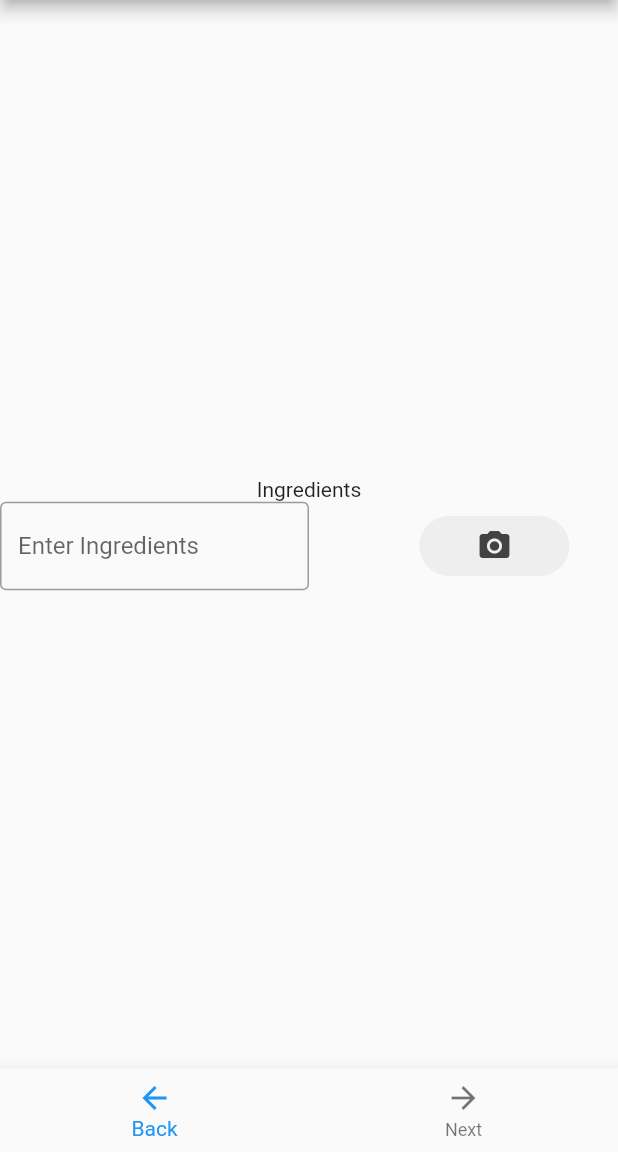
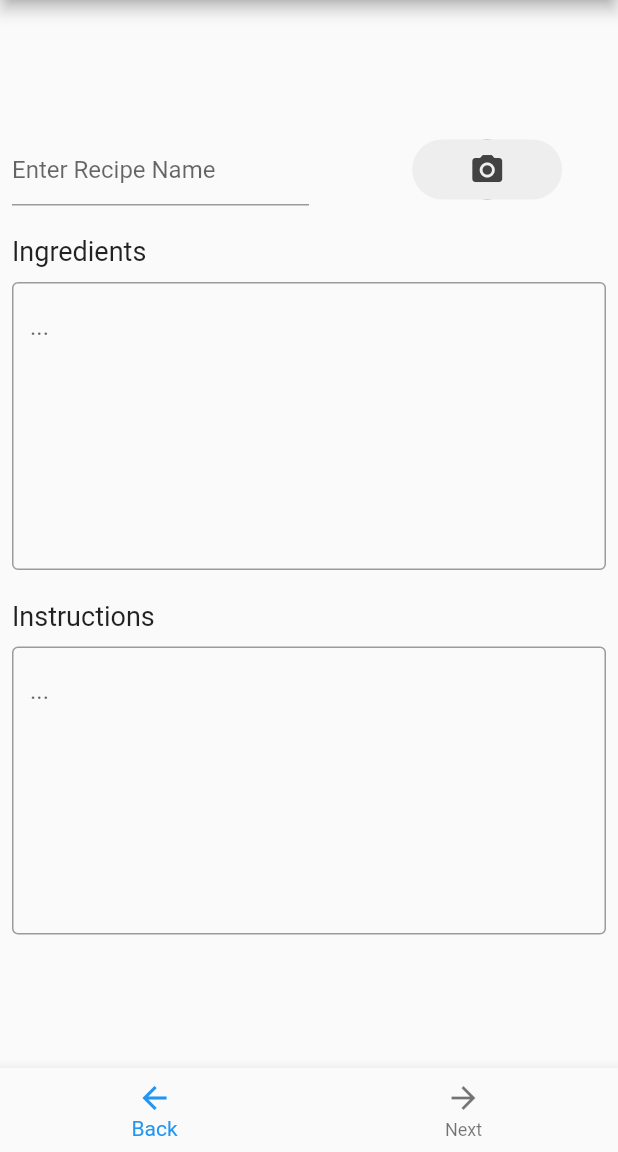
Before and after one commit to kbigelow26/MobileProject, a Flutter app: the CreateRecipeRoute screen opened directly, on a phone screen of 412 x 824 dp, the part 84-1236 px from its top. Run offline on Flutter 3.47's test engine with Material 2 defaults, Android fonts, the phone set to English and light mode, and no system bars; our stand-ins replace image_picker.

Commit message:
changing the styling of create recipe page

```diff
--- a/cookbook_app/lib/main.dart
+++ b/cookbook_app/lib/main.dart
@@ -59,7 +59,9 @@ class _FinishRecipeState extends State<FinishRecipeRoute> {
           } else if (index == 1) {
             Navigator.push(
               context,
-              MaterialPageRoute(builder: (context) => MyHomePage(title: 'Flutter Demo Home Page')),
+              MaterialPageRoute(
+                  builder: (context) =>
+                      MyHomePage(title: 'Flutter Demo Home Page')),
             );
           }
         },
@@ -98,14 +100,12 @@ class _CreateRecipeState extends State<CreateRecipeRoute> {
               ),
             ),
           );
-        }
-    );
+        });
   }
 
   _imgFromCamera() async {
     File image = (await ImagePicker.pickImage(
-        source: ImageSource.camera, imageQuality: 50
-    )) as File;
+        source: ImageSource.camera, imageQuality: 50)) as File;
 
     setState(() {
       _image = image;
@@ -113,9 +113,8 @@ class _CreateRecipeState extends State<CreateRecipeRoute> {
   }
 
   _imgFromGallery() async {
-    File image = (await  ImagePicker.pickImage(
-        source: ImageSource.gallery, imageQuality: 50
-    )) as File;
+    File image = (await ImagePicker.pickImage(
+        source: ImageSource.gallery, imageQuality: 50)) as File;
 
     setState(() {
       _image = image;
@@ -129,23 +128,23 @@ class _CreateRecipeState extends State<CreateRecipeRoute> {
         title: Text("Create a Recipe"),
       ),
       body: Center(
+        child: Padding(
+          padding: const EdgeInsets.all(8.0),
           child: Column(
               mainAxisAlignment: MainAxisAlignment.center,
               children: <Widget>[
-              Text("Ingredients", textAlign: TextAlign.left),
                 Row(children: <Widget>[
                   Expanded(
                       flex: 5,
                       child: TextField(
                         keyboardType: TextInputType.multiline,
                         maxLines: null,
-                      decoration: InputDecoration(
-                          border: const OutlineInputBorder(),
-                          hintText: "Enter Ingredients"),
+                        decoration:
+                            InputDecoration(hintText: "Enter Recipe Name"),
                       )),
                   Expanded(
-                  flex:1,
-                  child: Container(width:0.0,height:0.0),
+                    flex: 1,
+                    child: Container(width: 0.0, height: 0.0),
                   ),
                   Expanded(
                       flex: 4,
@@ -167,7 +166,8 @@ class _CreateRecipeState extends State<CreateRecipeRoute> {
                                 : Container(
                                     decoration: BoxDecoration(
                                         color: Colors.grey[200],
-                                borderRadius: BorderRadius.circular(50)),
+                                        borderRadius:
+                                            BorderRadius.circular(50)),
                                     width: 100,
                                     height: 100,
                                     child: Icon(
@@ -175,10 +175,51 @@ class _CreateRecipeState extends State<CreateRecipeRoute> {
                                       color: Colors.grey[800],
                                     ),
                                   ),
+                          )))
+                ]),
+                Padding(padding: EdgeInsets.only(bottom: 20)),
+                Align(
+                    alignment: Alignment.centerLeft,
+                    child: Text(
+                      "Ingredients",
+                      style: TextStyle(
+                        fontSize: 18.0,
+                      ),
+                    )),
+                Padding(padding: EdgeInsets.only(bottom: 10)),
+                Row(children: <Widget>[
+                  Expanded(
+                    child: TextField(
+                      keyboardType: TextInputType.multiline,
+                      maxLines: 8,
+                      decoration: InputDecoration(
+                          border: const OutlineInputBorder(),
+                          hintText: "..."),
+                    ),
                   )
-                    ))
+                ]),
+                Padding(padding: EdgeInsets.only(bottom: 20)),
+                Align(
+                    alignment: Alignment.centerLeft,
+                    child: Text(
+                      "Instructions",
+                      style: TextStyle(
+                        fontSize: 18.0,
+                      ),
+                    )),
+                Padding(padding: EdgeInsets.only(bottom: 10)),
+                Row(children: <Widget>[
+                  Expanded(
+                      child: TextField(
+                        keyboardType: TextInputType.multiline,
+                        maxLines: 8,
+                        decoration: InputDecoration(
+                            border: const OutlineInputBorder(),
+                            hintText: "..."),
+                  )),
                 ])
               ]),
+        ),
       ),
       bottomNavigationBar: BottomNavigationBar(
         items: const <BottomNavigationBarItem>[
@@ -190,7 +231,9 @@ class _CreateRecipeState extends State<CreateRecipeRoute> {
           if (index == 0) {
             Navigator.push(
               context,
-              MaterialPageRoute(builder: (context) => MyHomePage(title: 'Flutter Demo Home Page')),
+              MaterialPageRoute(
+                  builder: (context) =>
+                      MyHomePage(title: 'Flutter Demo Home Page')),
             );
           } else if (index == 1) {
             Navigator.push(
@@ -239,7 +282,8 @@ class _MyHomePageState extends State<MyHomePage> {
                 onPressed: () {
                   Navigator.push(
                     context,
-                    MaterialPageRoute(builder: (context) => CreateRecipeRoute()),
+                    MaterialPageRoute(
+                        builder: (context) => CreateRecipeRoute()),
                   );
                 },
                 child: Text('open page 2'))
```
Lines whose indentation alone changed are shown as unchanged.
